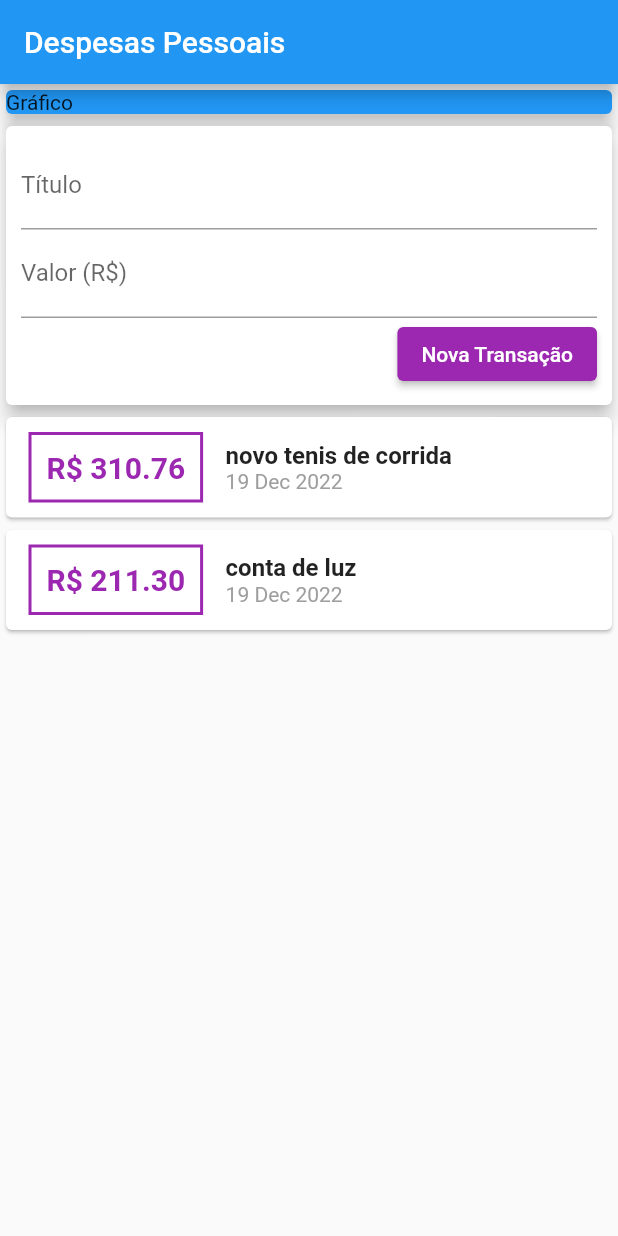
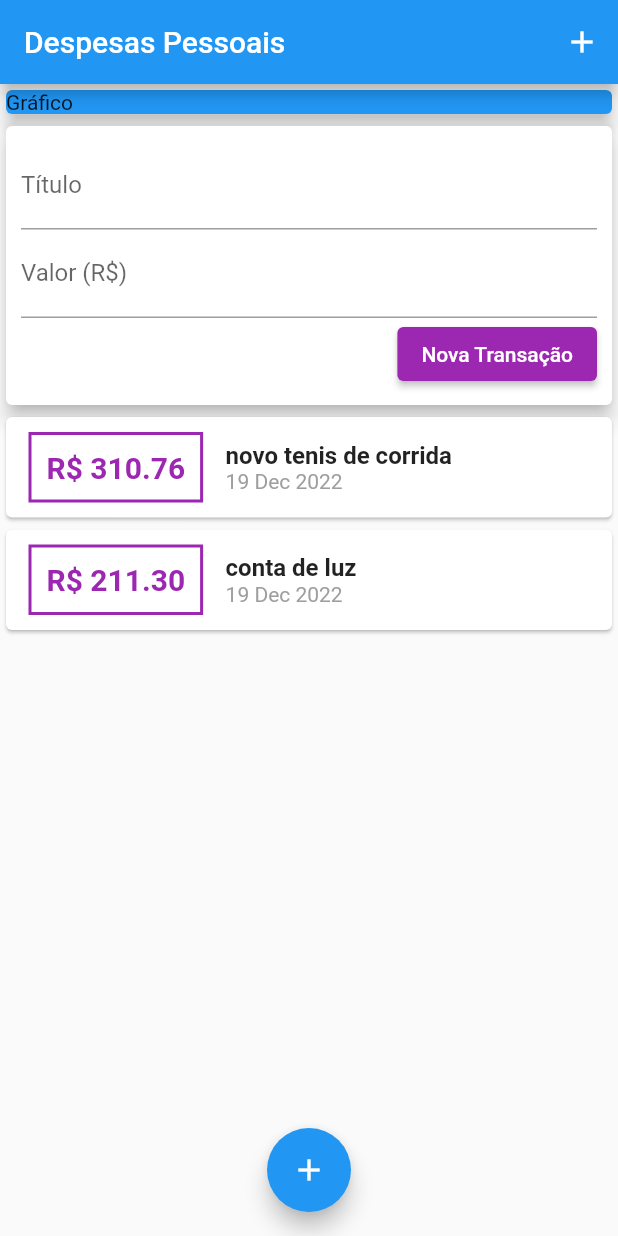
Before and after one commit to Daniel-Veloso/flutter_expenses, a Flutter app: the screen it shows after launch, on a phone screen of 412 x 824 dp. Run offline on Flutter 3.47's test engine with Material 2 defaults, Android fonts, the phone set to English and light mode, and no system bars.

Commit message:
Creating add button and putting add option in appBar

```diff
--- a/lib/main.dart
+++ b/lib/main.dart
@@ -24,6 +24,12 @@ class MyHomePage extends StatelessWidget{
     return Scaffold(
       appBar: AppBar(
         title: const Text('Despesas Pessoais'),
+        actions: [
+          IconButton(
+            icon: const Icon(Icons.add),
+            onPressed: () {}
+          ),
+        ],
       ),
       body: SingleChildScrollView(
         child: Column(
@@ -40,6 +46,11 @@ class MyHomePage extends StatelessWidget{
           ],
         ),
       ),
+      floatingActionButton: FloatingActionButton(
+        child: const Icon(Icons.add),
+        onPressed: () {},
+      ),
+      floatingActionButtonLocation: FloatingActionButtonLocation.centerFloat,
     );
   }
 
```
